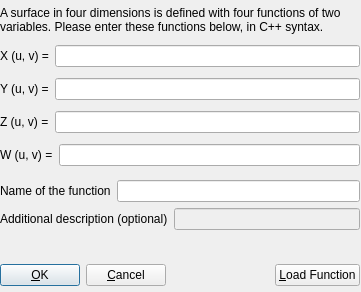
The window that src/UI/SurfaceDialog.ui (lene/HyperspaceExplorer) describes before a commit, drawn with Qt 5.
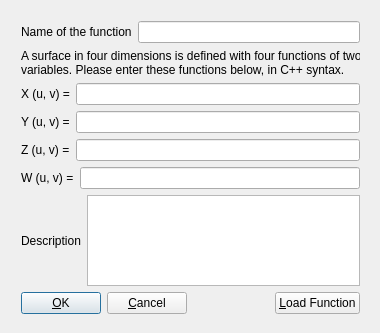
The same window after the commit.

Commit message: made custom functions work again - except complex functions

```diff
--- a/src/UI/SurfaceDialog.ui
+++ b/src/UI/SurfaceDialog.ui
@@ -8,40 +8,62 @@
    <rect>
     <x>0</x>
     <y>0</y>
-    <width>361</width>
-    <height>292</height>
+    <width>380</width>
+    <height>333</height>
    </rect>
   </property>
   <property name="windowTitle" >
    <string>Enter a definition for the surface</string>
   </property>
+  <widget class="QWidget" name="" >
+   <property name="geometry" >
+    <rect>
+     <x>10</x>
+     <y>10</y>
+     <width>361</width>
+     <height>315</height>
+    </rect>
+   </property>
+   <layout class="QVBoxLayout" >
+    <item>
+     <layout class="QHBoxLayout" >
+      <property name="spacing" >
+       <number>6</number>
+      </property>
+      <property name="leftMargin" >
+       <number>0</number>
+      </property>
+      <property name="topMargin" >
+       <number>0</number>
+      </property>
+      <property name="rightMargin" >
+       <number>0</number>
+      </property>
+      <property name="bottomMargin" >
+       <number>0</number>
+      </property>
+      <item>
+       <widget class="QLabel" name="NameLabel" >
+        <property name="text" >
+         <string>Name of the function</string>
+        </property>
+       </widget>
+      </item>
+      <item>
+       <widget class="QLineEdit" name="nameEdit" />
+      </item>
+     </layout>
+    </item>
+    <item>
   <widget class="QLabel" name="IntroLabel" >
-   <property name="geometry" >
-    <rect>
-     <x>0</x>
-     <y>0</y>
-     <width>368</width>
-     <height>40</height>
-    </rect>
-   </property>
    <property name="text" >
     <string>A surface in four dimensions is defined with four functions of two
 variables. Please enter these functions below, in C++ syntax.</string>
    </property>
   </widget>
-  <widget class="QWidget" name="FunctionsLayout" >
-   <property name="geometry" >
-    <rect>
-     <x>0</x>
-     <y>40</y>
-     <width>360</width>
-     <height>132</height>
-    </rect>
-   </property>
+    </item>
+    <item>
    <layout class="QVBoxLayout" >
-    <property name="margin" >
-     <number>0</number>
-    </property>
     <property name="spacing" >
      <number>6</number>
     </property>
@@ -126,64 +148,18 @@
      </layout>
     </item>
    </layout>
-  </widget>
-  <widget class="QWidget" name="Layout29" >
-   <property name="geometry" >
-    <rect>
-     <x>0</x>
-     <y>180</y>
-     <width>360</width>
-     <height>71</height>
-    </rect>
-   </property>
-   <layout class="QVBoxLayout" >
-    <property name="margin" >
-     <number>0</number>
-    </property>
-    <property name="spacing" >
-     <number>6</number>
-    </property>
-    <item>
-     <layout class="QHBoxLayout" >
-      <property name="margin" >
-       <number>0</number>
-      </property>
-      <property name="spacing" >
-       <number>6</number>
-      </property>
-      <item>
-       <widget class="QLabel" name="NameLabel" >
-        <property name="text" >
-         <string>Name of the function</string>
-        </property>
-       </widget>
       </item>
       <item>
-       <widget class="QLineEdit" name="NameEdit" />
-      </item>
-     </layout>
-    </item>
-    <item>
      <layout class="QHBoxLayout" >
-      <property name="margin" >
-       <number>0</number>
-      </property>
-      <property name="spacing" >
-       <number>6</number>
-      </property>
       <item>
        <widget class="QLabel" name="DescLabel" >
         <property name="text" >
-         <string>Additional description (optional)</string>
+         <string>Description</string>
         </property>
        </widget>
       </item>
       <item>
-       <widget class="QLineEdit" name="LineEdit12" >
-        <property name="enabled" >
-         <bool>false</bool>
-        </property>
-       </widget>
+       <widget class="QTextEdit" name="textEdit" />
       </item>
      </layout>
     </item>
@@ -197,23 +173,13 @@
       </property>
       <property name="sizeHint" >
        <size>
-        <width>20</width>
-        <height>20</height>
+        <width>358</width>
+        <height>16</height>
        </size>
       </property>
      </spacer>
     </item>
-   </layout>
-  </widget>
-  <widget class="QWidget" name="BtnsLayout" >
-   <property name="geometry" >
-    <rect>
-     <x>0</x>
-     <y>260</y>
-     <width>360</width>
-     <height>30</height>
-    </rect>
-   </property>
+    <item>
    <layout class="QHBoxLayout" >
     <property name="margin" >
      <number>0</number>
@@ -262,6 +228,8 @@
      </widget>
     </item>
    </layout>
+    </item>
+   </layout>
   </widget>
  </widget>
  <layoutdefault spacing="6" margin="11" />
```
Left out of the diff: 98 changed lines with no effect on the pictures. Lines whose indentation alone changed are shown as unchanged. The commit also changes 13 other files.
